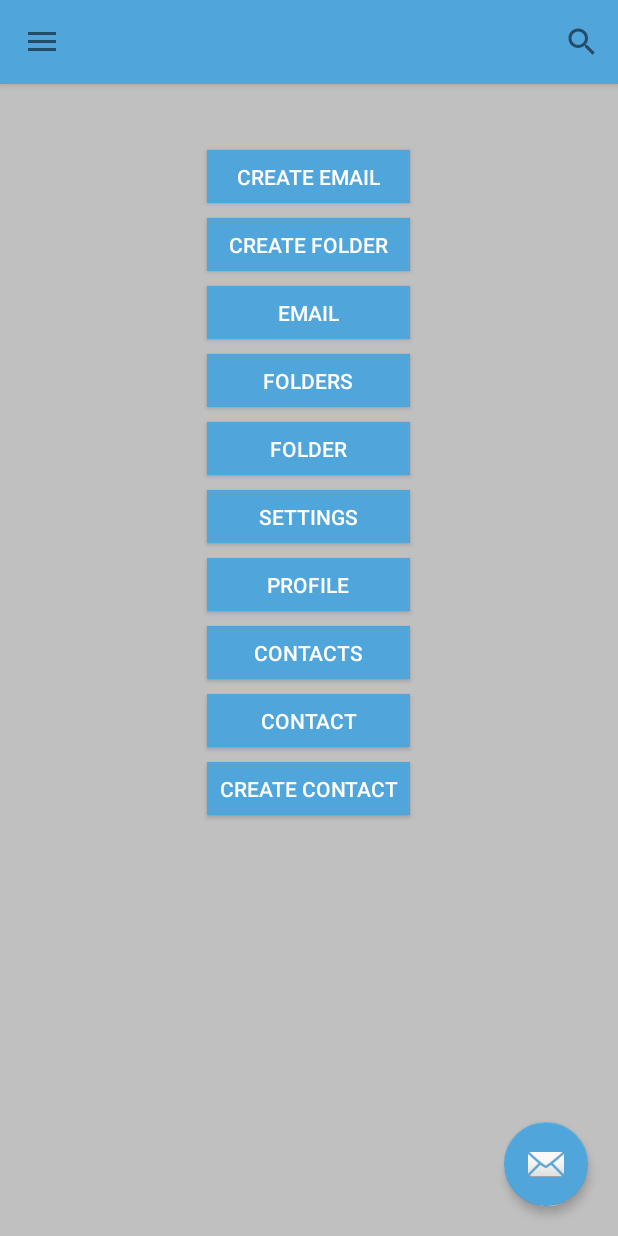
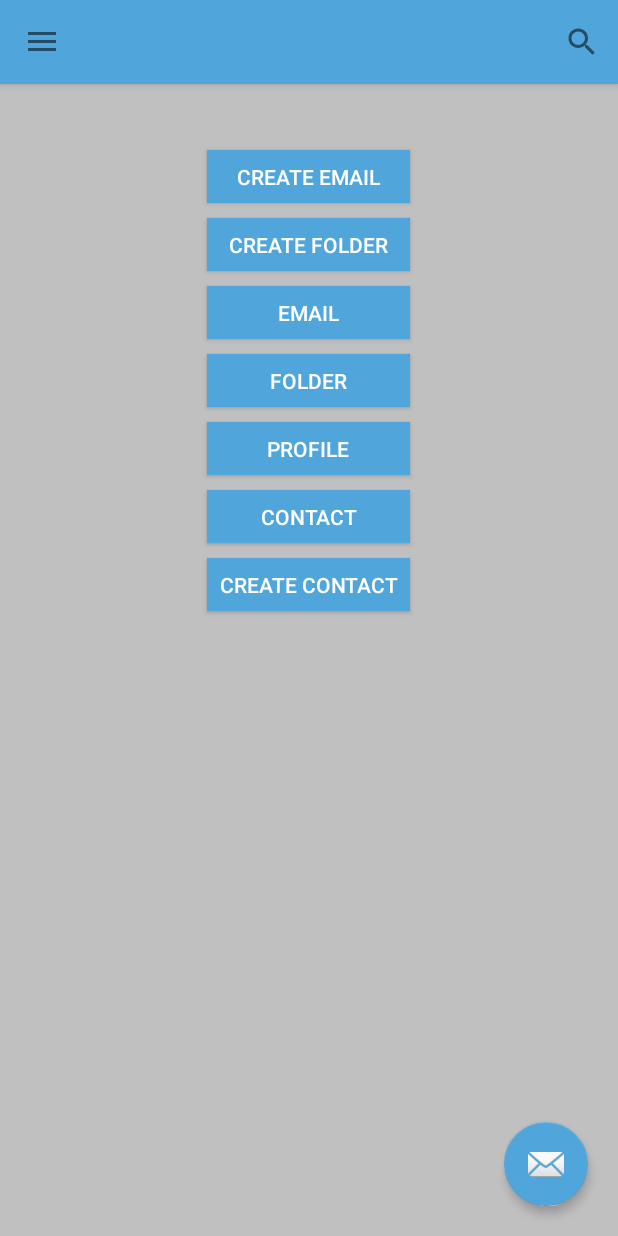
Before and after one commit to Mitra236/doPostAndroid, an Android app: the EmailsActivity screen opened directly, with no data from a screen before it, on a phone screen of 412 x 824 dp. Run offline under Robolectric (Android 15) with nearby library versions, the phone set to English and light mode, and no system bars; Roboto replaces fonts that are not available here.

Commit message:
Uklonjeni dugmici za contacts, folders i settings

```diff
--- a/DoPostEmail/app/src/main/java/com/example/dopostemail/activities/EmailsActivity.java
+++ b/DoPostEmail/app/src/main/java/com/example/dopostemail/activities/EmailsActivity.java
@@ -123,16 +123,6 @@ public class EmailsActivity extends AppCompatActivity implements NavigationView.
             }
         });
 
-        Button folders = (Button)findViewById(R.id.button_folders);
-        folders.setOnClickListener(new View.OnClickListener() {
-            @Override
-            public void onClick(View v) {
-                Intent i = new Intent(EmailsActivity.this, FoldersActivity.class);
-                startActivity(i);
-
-            }
-        });
-
         Button folder = (Button)findViewById(R.id.button_folder);
         folder.setOnClickListener(new View.OnClickListener() {
             @Override
@@ -143,31 +133,11 @@ public class EmailsActivity extends AppCompatActivity implements NavigationView.
             }
         });
 
-        Button settings = (Button)findViewById(R.id.button_settings);
-        settings.setOnClickListener(new View.OnClickListener() {
-            @Override
-            public void onClick(View v) {
-                Intent i = new Intent(EmailsActivity.this, SettingsActivity.class);
-                startActivity(i);
-
-            }
-        });
-
         Button profile = (Button)findViewById(R.id.button_profile);
         profile.setOnClickListener(new View.OnClickListener() {
             @Override
             public void onClick(View v) {
                 Intent i = new Intent(EmailsActivity.this, ProfileActivity.class);
-                startActivity(i);
-
-            }
-        });
-
-        Button contacts = (Button)findViewById(R.id.button_contacts);
-        contacts.setOnClickListener(new View.OnClickListener() {
-            @Override
-            public void onClick(View v) {
-                Intent i = new Intent(EmailsActivity.this, ContactsActivity.class);
                 startActivity(i);
 
             }
--- a/DoPostEmail/app/src/main/res/layout/activity_posts.xml
+++ b/DoPostEmail/app/src/main/res/layout/activity_posts.xml
@@ -53,16 +53,6 @@
             android:textColor="@color/colorWhite" />
 
         <Button
-            android:id="@+id/button_folders"
-            android:layout_width="135dp"
-            android:layout_height="35dp"
-            android:layout_marginTop="10dp"
-            android:background="@color/colorAccent"
-            android:text="Folders"
-            android:layout_gravity="center_vertical|center_horizontal"
-            android:textColor="@color/colorWhite" />
-
-        <Button
             android:id="@+id/button_folder"
             android:layout_width="135dp"
             android:layout_height="35dp"
@@ -73,32 +63,12 @@
             android:textColor="@color/colorWhite" />
 
         <Button
-            android:id="@+id/button_settings"
-            android:layout_width="135dp"
-            android:layout_height="35dp"
-            android:layout_marginTop="10dp"
-            android:background="@color/colorAccent"
-            android:text="Settings"
-            android:layout_gravity="center_vertical|center_horizontal"
-            android:textColor="@color/colorWhite" />
-
-        <Button
             android:id="@+id/button_profile"
             android:layout_width="135dp"
             android:layout_height="35dp"
             android:layout_marginTop="10dp"
             android:background="@color/colorAccent"
             android:text="Profile"
-            android:layout_gravity="center_vertical|center_horizontal"
-            android:textColor="@color/colorWhite" />
-
-        <Button
-            android:id="@+id/button_contacts"
-            android:layout_width="135dp"
-            android:layout_height="35dp"
-            android:layout_marginTop="10dp"
-            android:background="@color/colorAccent"
-            android:text="Contacts"
             android:layout_gravity="center_vertical|center_horizontal"
             android:textColor="@color/colorWhite" />
 
```
